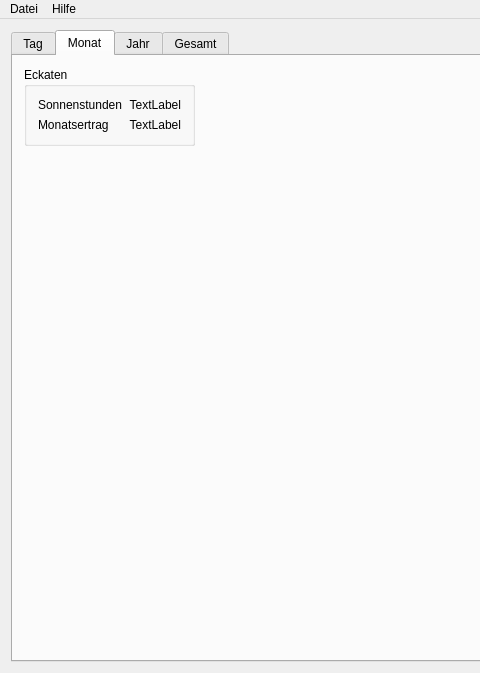
The window that src/ui/qsolanizer.ui (taxus13/QSolanizer) describes before a commit, drawn with Qt 5; both pictures show x 0 to 480 and y 0 to 673 of the 1029 by 673 pixel window.
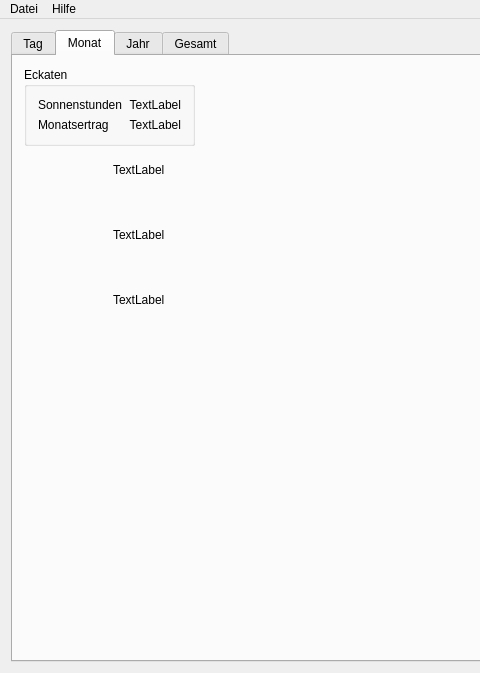
The same window after the commit. The open tabs and pages were chosen to show the change. Icons and pictures are not drawn. Custom widgets are drawn as their Qt base class.

Commit message: added colorscale for energy distribution

What changed in the file:
```diff
--- a/src/ui/qsolanizer.ui
+++ b/src/ui/qsolanizer.ui
@@ -210,7 +210,7 @@
             <item>
              <layout class="QHBoxLayout" name="horizontalLayout_4" stretch="0,1,0">
               <item>
-               <layout class="QVBoxLayout" name="verticalLayout_6">
+               <layout class="QVBoxLayout" name="verticalLayout_6" stretch="0,1,2">
                 <item>
                  <widget class="QGroupBox" name="groupBox_3">
                   <property name="title">
@@ -254,6 +254,76 @@
                   </layout>
                  </widget>
                 </item>
+                <item>
+                 <widget class="QWidget" name="wColorScaleParent" native="true">
+                  <layout class="QHBoxLayout" name="horizontalLayout_10">
+                   <item>
+                    <widget class="QWidget" name="wColorScale" native="true">
+                     <property name="enabled">
+                      <bool>true</bool>
+                     </property>
+                     <property name="sizePolicy">
+                      <sizepolicy hsizetype="Preferred" vsizetype="Preferred">
+                       <horstretch>0</horstretch>
+                       <verstretch>0</verstretch>
+                      </sizepolicy>
+                     </property>
+                    </widget>
+                   </item>
+                   <item>
+                    <layout class="QVBoxLayout" name="verticalLayout_12">
+                     <item>
+                      <widget class="QLabel" name="lMaxEnergy">
+                       <property name="text">
+                        <string>TextLabel</string>
+                       </property>
+                      </widget>
+                     </item>
+                     <item>
+                      <spacer name="verticalSpacer_8">
+                       <property name="orientation">
+                        <enum>Qt::Vertical</enum>
+                       </property>
+                       <property name="sizeHint" stdset="0">
+                        <size>
+                         <width>20</width>
+                         <height>40</height>
+                        </size>
+                       </property>
+                      </spacer>
+                     </item>
+                     <item>
+                      <widget class="QLabel" name="lHalfEnergy">
+                       <property name="text">
+                        <string>TextLabel</string>
+                       </property>
+                      </widget>
+                     </item>
+                     <item>
+                      <spacer name="verticalSpacer_4">
+                       <property name="orientation">
+                        <enum>Qt::Vertical</enum>
+                       </property>
+                       <property name="sizeHint" stdset="0">
+                        <size>
+                         <width>20</width>
+                         <height>40</height>
+                        </size>
+                       </property>
+                      </spacer>
+                     </item>
+                     <item>
+                      <widget class="QLabel" name="lMinEnergy">
+                       <property name="text">
+                        <string>TextLabel</string>
+                       </property>
+                      </widget>
+                     </item>
+                    </layout>
+                   </item>
+                  </layout>
+                 </widget>
+                </item>
                 <item>
                  <spacer name="verticalSpacer_3">
                   <property name="orientation">
```
Left out of the diff: 5 changed lines with no effect on the pictures. The commit also changes 2 other files.
